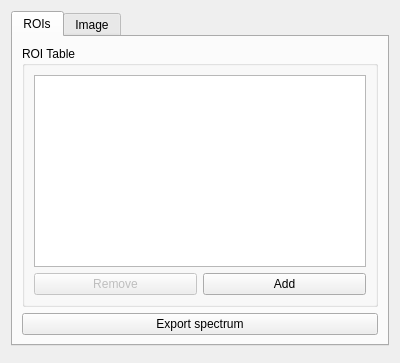
Qt form mantidimaging/gui/ui/roi_form_widget.ui (mantidproject/mantidimaging) before a commit.
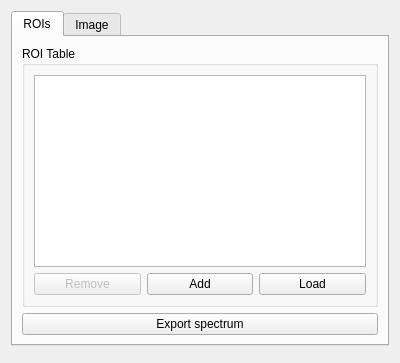
The same form after that commit. Custom widgets are drawn as their Qt base class.

Commit message: Add 'Load ROI' button to the Spectrum button

```diff
--- a/mantidimaging/gui/ui/roi_form_widget.ui
+++ b/mantidimaging/gui/ui/roi_form_widget.ui
@@ -71,6 +71,13 @@
               </property>
              </widget>
             </item>
+            <item>
+             <widget class="QPushButton" name="loadBtn">
+              <property name="text">
+               <string>Load</string>
+              </property>
+             </widget>
+            </item>
            </layout>
           </item>
          </layout>
```
